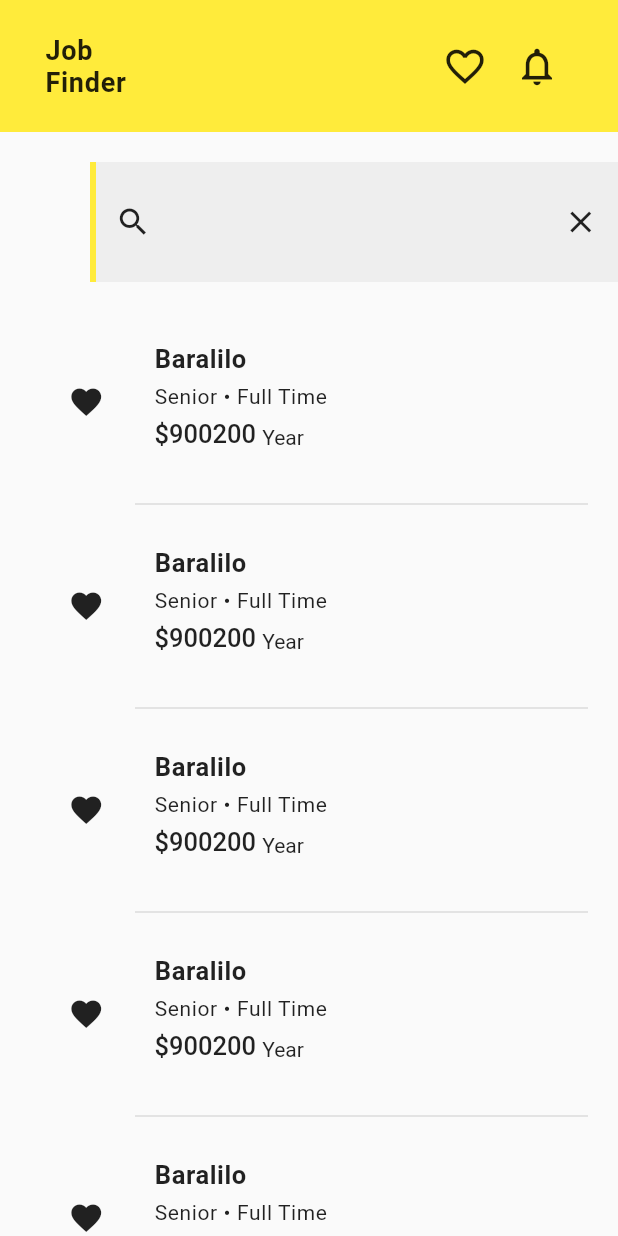
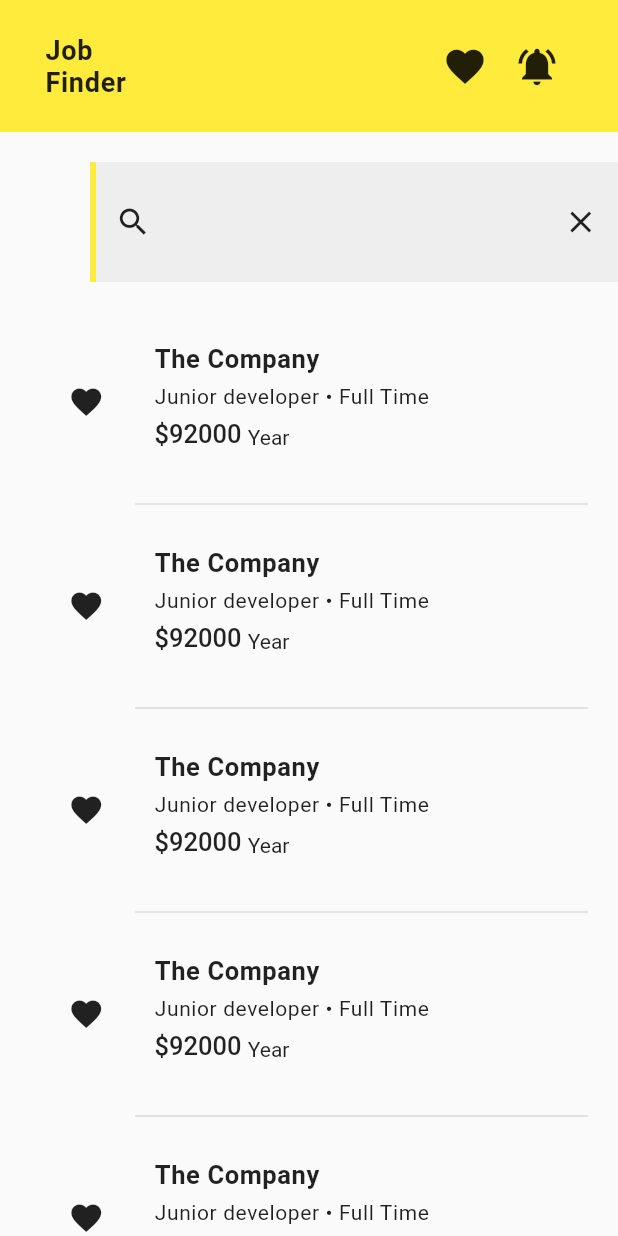
Before and after one commit to Barzy-Yasin/wecode_class_project, a Flutter app: the screen it shows after launch, on a phone screen of 412 x 824 dp. Run offline on Flutter 3.47's test engine with Material 2 defaults, Android fonts, the phone set to English and light mode, and no system bars.

Commit message:
notification icon button fixed

```diff
--- a/lib/src/screen/jobs_screen.dart
+++ b/lib/src/screen/jobs_screen.dart
@@ -11,7 +11,7 @@ class _JobsScreenState extends State<JobsScreen> {
   final TextEditingController searchController = TextEditingController();
 
   // bool favIconBool = false;
-    // static bool favIconBool = false;
+  // static bool favIconBool = false;
 
   @override
   Widget build(BuildContext context) {
@@ -22,8 +22,7 @@ class _JobsScreenState extends State<JobsScreen> {
           children: [
             // #sections screen column > (header) container.
             Container(
-              padding:
-                  const EdgeInsets.symmetric(vertical: 20, horizontal: 30),
+              padding: const EdgeInsets.symmetric(vertical: 20, horizontal: 30),
               color: Colors.yellow,
               child: Row(
                 mainAxisAlignment: MainAxisAlignment.spaceBetween,
@@ -40,18 +39,13 @@ class _JobsScreenState extends State<JobsScreen> {
                     children: [
                       IconButton(
                         onPressed: () {
-                          debugPrint('hello');
+                          debugPrint('favorite icon clicked');
+                          // TODO: open favorite screen
                         },
-                        icon: const Icon(Icons.favorite_outline, size: 30),
+                        icon: const Icon(Icons.favorite, size: 30),
                       ),
                       // const SizedBox(width: 15),
-                      IconButton(
-                        onPressed: () {
-                          debugPrint('hello2');
-                        },
-                        icon: const Icon(Icons.notifications_outlined,
-                            size: 30),
-                      ),
+                      notificationIconButton()
                     ],
                   )
                 ],
@@ -109,12 +103,13 @@ class _JobsScreenState extends State<JobsScreen> {
                   thickness: 1,
                 ),
                 itemBuilder: (context, index) {
-                  return bodyContainer(
-                    companyName: 'Baralilo',
-                    companyJobPosition: 'Senior',
+                  // debugPrint('ValueChanger.favRecord= ${ValueChanger.favRecord}');
+                  return jobVacanciesContainer(
+                    companyName: 'The Company',
+                    companyJobPosition: 'Junior developer',
                     companyJobType: 'Full Time',
-                    companyJobSalary: 900200,
-                    favIconBoolInWidget: ValueChanger.theValue,
+                    companyJobSalary: 92000,
+                    favIconBool: ValueChanger.favRecord,
                   );
                 },
               ),
@@ -146,12 +141,12 @@ class _JobsScreenState extends State<JobsScreen> {
     );
   }
 
-  Widget bodyContainer({
+  Widget jobVacanciesContainer({
     required String companyName,
     required String companyJobPosition,
     required String companyJobType,
     required int companyJobSalary,
-    required bool favIconBoolInWidget,
+    required bool favIconBool,
   }) {
     IconData favIcon = Icons.favorite_outline;
     IconData favIconFill = Icons.favorite;
@@ -168,11 +163,11 @@ class _JobsScreenState extends State<JobsScreen> {
               child: IconButton(
                   onPressed: () {
                     setState(() {
-                       ValueChanger.theValue = !ValueChanger.theValue;
-                      debugPrint(favIconBoolInWidget.toString());
+                      ValueChanger.favRecord = !ValueChanger.favRecord;
+                      // debugPrint(favIconBool.toString());
                     });
                   },
-                  icon: Icon(favIconBoolInWidget ? favIconFill : favIcon)),
+                  icon: Icon(favIconBool ? favIconFill : favIcon)),
             ),
           ),
           // SizedBox(width: 20,),
@@ -211,8 +206,65 @@ class _JobsScreenState extends State<JobsScreen> {
       ),
     );
   }
+
+  Widget notificationIconButton() {
+    IconData notificationIcon = Icons.notifications_outlined;   // off
+    IconData hasNotificationIcon = Icons.notifications_active;  // on
+
+    return IconButton(
+      onPressed: () {
+        if (ValueChanger.hasNotificaion) {
+          setState(() {
+            ValueChanger.hasNotificaion = false;
+            debugPrint(
+                'notifications icon clicked • ValueChanger.hasNotificaion= ${ValueChanger.hasNotificaion.toString()}');
+          });
+          // TODO: open notification list here
+        }
+      },
+      icon: Icon(
+          ValueChanger.hasNotificaion ? hasNotificationIcon : notificationIcon,
+          size: 30),
+    );
+  }
 }
 
-class ValueChanger{
-  static bool theValue = true;
+// the ValueChanger class is used to retrieve
+class ValueChanger {
+  static bool favRecord = true;
+  static bool hasNotificaion = true;
 }
+
+/*
+
+  Widget notificationIconButton() {
+    IconData notificationIcon = Icons.notifications_outlined;       // off
+    IconData hasNotificationIcon = Icons.notifications_active;      // on
+    IconData currentNotificationIcon = notificationIcon;            // off
+    // if (ValueChanger.hasNotificaion) {
+    //   setState(() {
+    //     currentNotificationIcon = Icons.notifications_active;
+    //   });
+    // }
+
+    if (ValueChanger.hasNotificaion) {
+      setState(() {
+        currentNotificationIcon = hasNotificationIcon;
+      });
+    }
+    return IconButton(
+      onPressed: () {
+        // TODO: open notification list here
+        if (currentNotificationIcon == hasNotificationIcon) {
+          setState(() {
+            currentNotificationIcon = notificationIcon;
+          debugPrint(
+              'notifications icon clicked • currentNotificationIcon= ${currentNotificationIcon.toString()}');
+          });
+        }
+      },
+      icon: Icon(currentNotificationIcon, size: 30),
+    );
+  }
+
+    */
```
